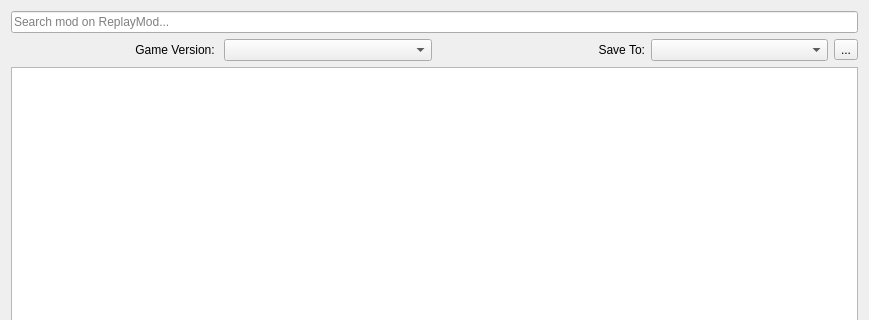
This is src/ui/replay/replaymodbrowser.ui in kaniol-lck/modmanager as Qt 5 draws it before an edit; both pictures show x 0 to 869 and y 0 to 320 of the 869 by 651 pixel window. The edited form follows.
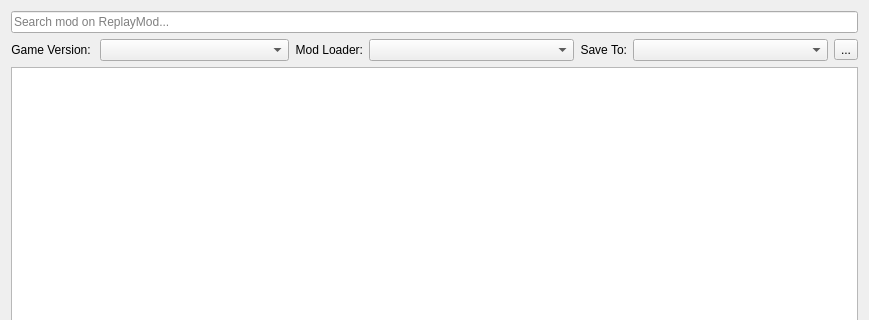
This is the edited form. Icons and pictures are not drawn.

```diff
--- a/src/ui/replay/replaymodbrowser.ui
+++ b/src/ui/replay/replaymodbrowser.ui
@@ -14,20 +14,16 @@
    <string>Form</string>
   </property>
   <layout class="QGridLayout" name="gridLayout">
-   <item row="0" column="0">
-    <widget class="QLineEdit" name="searchText">
-     <property name="placeholderText">
-      <string>Search mod on ReplayMod...</string>
-     </property>
-     <property name="clearButtonEnabled">
-      <bool>true</bool>
-     </property>
-    </widget>
-   </item>
    <item row="1" column="0">
     <layout class="QHBoxLayout" name="horizontalLayout_2">
      <item>
       <widget class="QLabel" name="label">
+       <property name="sizePolicy">
+        <sizepolicy hsizetype="Minimum" vsizetype="Preferred">
+         <horstretch>0</horstretch>
+         <verstretch>0</verstretch>
+        </sizepolicy>
+       </property>
        <property name="text">
         <string>Game Version: </string>
        </property>
@@ -40,10 +36,57 @@
       </widget>
      </item>
      <item>
-      <widget class="QComboBox" name="versionSelect"/>
+      <widget class="QComboBox" name="versionSelect">
+       <property name="sizePolicy">
+        <sizepolicy hsizetype="Expanding" vsizetype="Fixed">
+         <horstretch>0</horstretch>
+         <verstretch>0</verstretch>
+        </sizepolicy>
+       </property>
+      </widget>
      </item>
+    </layout>
+   </item>
+   <item row="1" column="1">
+    <layout class="QHBoxLayout" name="horizontalLayout_4">
+     <item>
+      <widget class="QLabel" name="label_3">
+       <property name="sizePolicy">
+        <sizepolicy hsizetype="Minimum" vsizetype="Preferred">
+         <horstretch>0</horstretch>
+         <verstretch>0</verstretch>
+        </sizepolicy>
+       </property>
+       <property name="text">
+        <string>Mod Loader:</string>
+       </property>
+       <property name="alignment">
+        <set>Qt::AlignRight|Qt::AlignTrailing|Qt::AlignVCenter</set>
+       </property>
+      </widget>
+     </item>
+     <item>
+      <widget class="QComboBox" name="loaderSelect">
+       <property name="sizePolicy">
+        <sizepolicy hsizetype="Expanding" vsizetype="Fixed">
+         <horstretch>0</horstretch>
+         <verstretch>0</verstretch>
+        </sizepolicy>
+       </property>
+      </widget>
+     </item>
+    </layout>
+   </item>
+   <item row="1" column="2">
+    <layout class="QHBoxLayout" name="horizontalLayout">
      <item>
       <widget class="QLabel" name="label_4">
+       <property name="sizePolicy">
+        <sizepolicy hsizetype="Minimum" vsizetype="Preferred">
+         <horstretch>0</horstretch>
+         <verstretch>0</verstretch>
+        </sizepolicy>
+       </property>
        <property name="text">
         <string>Save To:</string>
        </property>
@@ -53,28 +96,41 @@
       </widget>
      </item>
      <item>
-      <layout class="QHBoxLayout" name="horizontalLayout">
-       <item>
-        <widget class="QComboBox" name="downloadPathSelect"/>
-       </item>
-       <item>
-        <widget class="QToolButton" name="openFolderButton">
-         <property name="text">
-          <string>...</string>
-         </property>
-         <property name="icon">
-          <iconset theme="folder">
-           <normaloff>../curseforge</normaloff>../curseforge</iconset>
-         </property>
-        </widget>
-       </item>
-      </layout>
+      <widget class="QComboBox" name="downloadPathSelect">
+       <property name="sizePolicy">
+        <sizepolicy hsizetype="Expanding" vsizetype="Fixed">
+         <horstretch>0</horstretch>
+         <verstretch>0</verstretch>
+        </sizepolicy>
+       </property>
+      </widget>
+     </item>
+     <item>
+      <widget class="QToolButton" name="openFolderButton">
+       <property name="text">
+        <string>...</string>
+       </property>
+       <property name="icon">
+        <iconset theme="folder">
+         <normaloff>../curseforge</normaloff>../curseforge</iconset>
+       </property>
+      </widget>
      </item>
     </layout>
    </item>
-   <item row="2" column="0">
+   <item row="2" column="0" colspan="3">
     <widget class="QListWidget" name="modListWidget"/>
    </item>
+   <item row="0" column="0" colspan="3">
+    <widget class="QLineEdit" name="searchText">
+     <property name="placeholderText">
+      <string>Search mod on ReplayMod...</string>
+     </property>
+     <property name="clearButtonEnabled">
+      <bool>true</bool>
+     </property>
+    </widget>
+   </item>
   </layout>
  </widget>
  <resources/>
```
